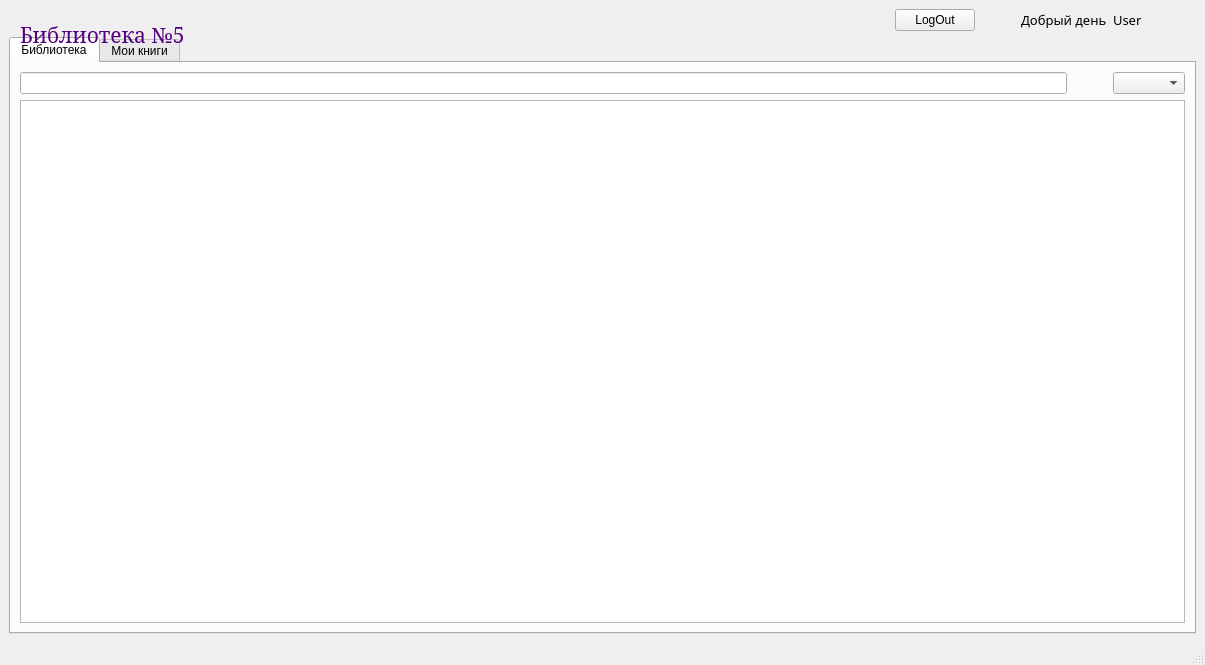
Before: the Qt Designer form assets/WindowMain.ui in Geka59/Library-N5, drawn with Qt 5.
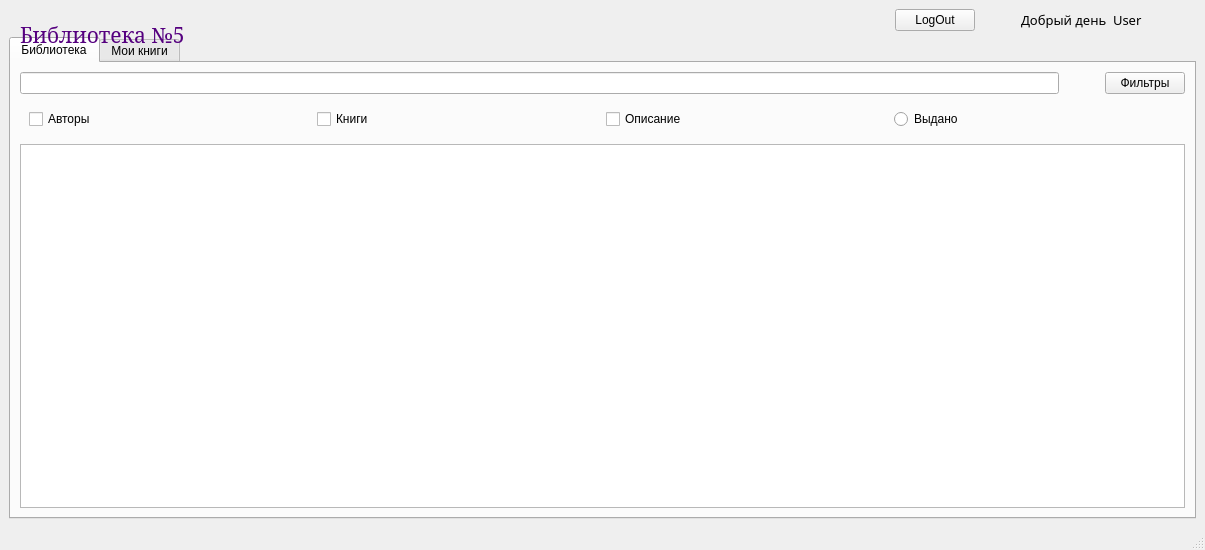
After: the same form once the commit is applied. Icons and pictures are not drawn.

```diff
--- a/assets/WindowMain.ui
+++ b/assets/WindowMain.ui
@@ -7,7 +7,7 @@
     <x>0</x>
     <y>0</y>
     <width>1205</width>
-    <height>665</height>
+    <height>550</height>
    </rect>
   </property>
   <property name="windowTitle">
@@ -81,24 +81,15 @@
            </spacer>
           </item>
           <item>
-           <widget class="QComboBox" name="comboBox">
-            <property name="sizePolicy">
-             <sizepolicy hsizetype="Preferred" vsizetype="Fixed">
-              <horstretch>0</horstretch>
-              <verstretch>0</verstretch>
-             </sizepolicy>
-            </property>
-            <property name="currentText">
-             <string/>
-            </property>
-            <property name="currentIndex">
-             <number>-1</number>
+           <widget class="QPushButton" name="filter_button">
+            <property name="text">
+             <string>Фильтры</string>
             </property>
            </widget>
           </item>
          </layout>
         </item>
-        <item row="1" column="0">
+        <item row="8" column="0">
          <widget class="QTableWidget" name="tableWidget">
           <property name="sizePolicy">
            <sizepolicy hsizetype="Expanding" vsizetype="Expanding">
@@ -163,6 +154,46 @@
           </attribute>
          </widget>
         </item>
+        <item row="2" column="0">
+         <widget class="QFrame" name="horizontalFrame">
+          <property name="maximumSize">
+           <size>
+            <width>16777215</width>
+            <height>50</height>
+           </size>
+          </property>
+          <layout class="QHBoxLayout" name="horizontalLayout_6">
+           <item>
+            <widget class="QCheckBox" name="checkBox">
+             <property name="text">
+              <string>Авторы</string>
+             </property>
+            </widget>
+           </item>
+           <item>
+            <widget class="QCheckBox" name="checkBox_3">
+             <property name="text">
+              <string>Книги</string>
+             </property>
+            </widget>
+           </item>
+           <item>
+            <widget class="QCheckBox" name="checkBox_2">
+             <property name="text">
+              <string>Описание</string>
+             </property>
+            </widget>
+           </item>
+           <item>
+            <widget class="QRadioButton" name="radioButton">
+             <property name="text">
+              <string>Выдано</string>
+             </property>
+            </widget>
+           </item>
+          </layout>
+         </widget>
+        </item>
        </layout>
       </widget>
       <widget class="QWidget" name="tab_2">
```
Left out of the diff: 270 changed lines with no effect on the pictures.
